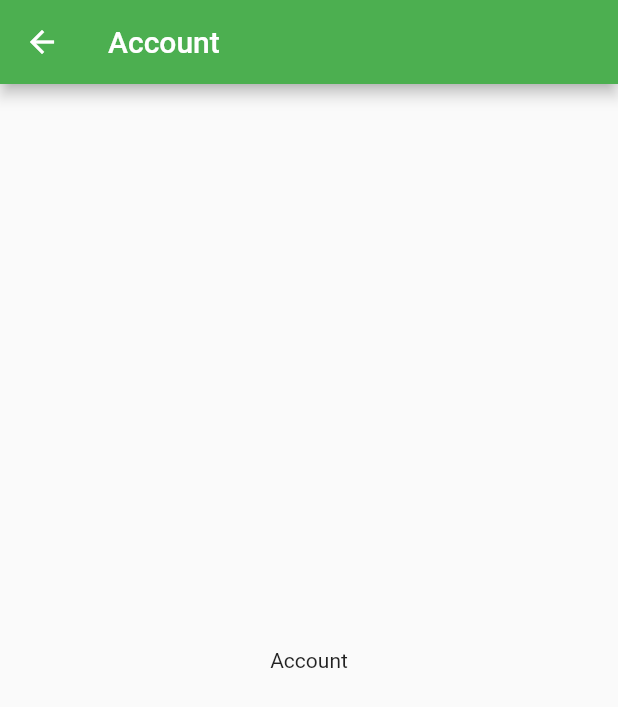
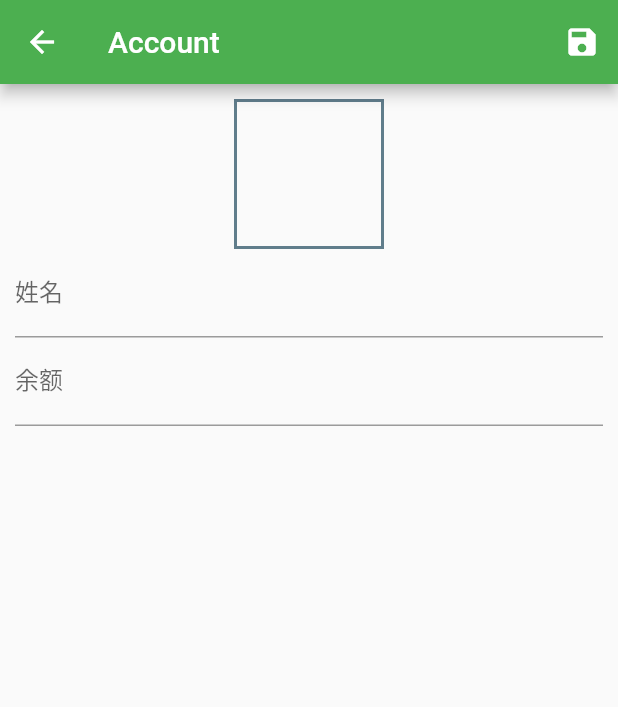
Before and after one commit to ChinaShrimp/spend_tracker, a Flutter app: the AccountPage screen opened directly, on a phone screen of 412 x 824 dp. Shown: the top 707 px of the screen. Run offline on Flutter 3.47's test engine with Material 2 defaults, Android fonts, the phone set to English and light mode, and no system bars.

Commit message:
add account page

```diff
--- a/lib/pages/accounts/account_page.dart
+++ b/lib/pages/accounts/account_page.dart
@@ -1,12 +1,69 @@
 import 'package:flutter/material.dart';
 
-class AccountPage extends StatelessWidget {
+class AccountPage extends StatefulWidget {
+  @override
+  _AccountPageState createState() => _AccountPageState();
+}
+
+class _AccountPageState extends State<AccountPage> {
+  Map<String, dynamic> _data = Map<String, dynamic>();
+  GlobalKey<FormState> _formKey = GlobalKey<FormState>();
+
   @override
   Widget build(BuildContext context) {
     return Scaffold(
-        appBar: AppBar(title: Text('Account')),
+        appBar: AppBar(
+          title: Text('Account'),
+          actions: <Widget>[
+            IconButton(
+              icon: Icon(Icons.save),
+              onPressed: () {
+                if (!_formKey.currentState.validate()) return;
+
+                _formKey.currentState.save();
+                Navigator.of(context).pop();
+              },
+            ),
+          ],
+        ),
         body: Center(
-          child: Text('Account'),
+          child: Form(
+            key: _formKey,
+            child: Padding(
+              padding: EdgeInsets.all(10),
+              child: Column(
+                children: <Widget>[
+                  Container(
+                      height: 100,
+                      width: 100,
+                      decoration: BoxDecoration(
+                          border: Border.all(
+                        width: 2,
+                        color: Colors.blueGrey,
+                      ))),
+                  TextFormField(
+                    decoration: InputDecoration(labelText: '姓名'),
+                    validator: (String value) {
+                      if (value.isEmpty) return '必填项';
+                    },
+                    onSaved: (String value) => _data['name'] = value,
+                  ),
+                  TextFormField(
+                    keyboardType: TextInputType.numberWithOptions(
+                      decimal: true,
+                    ),
+                    decoration: InputDecoration(labelText: '余额'),
+                    validator: (String value) {
+                      if (value.isEmpty) return '必填项';
+
+                      if (double.tryParse(value) == null) return '不合法的数字';
+                    },
+                    onSaved: (String value) => _data['balance'] = value,
+                  ),
+                ],
+              ),
+            ),
+          ),
         ));
   }
 }
```
Also changed, not shown: lib/pages/accounts/accounts_page.dart (+17 -1 lines).
